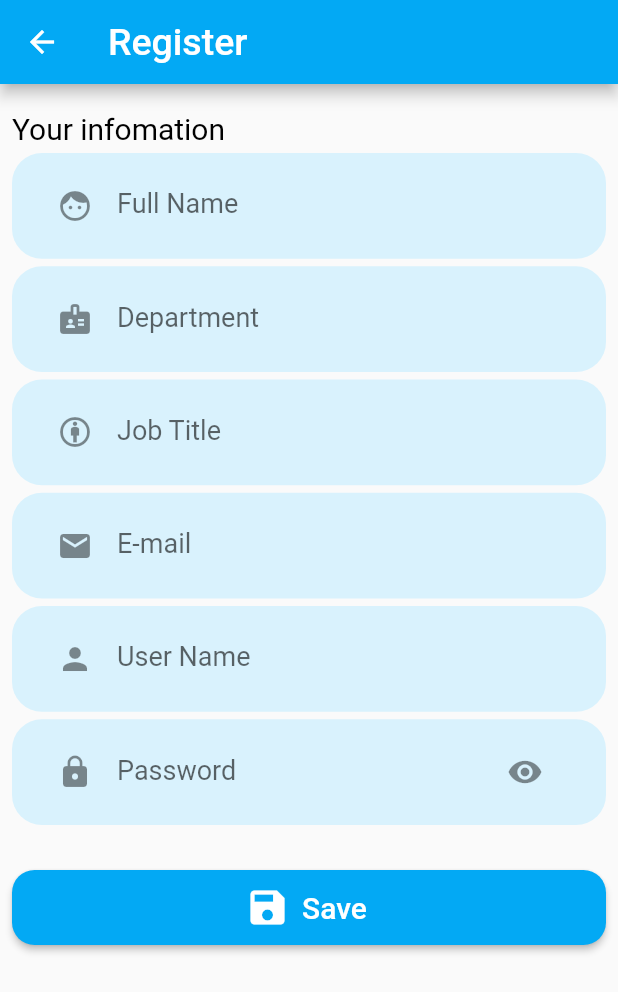
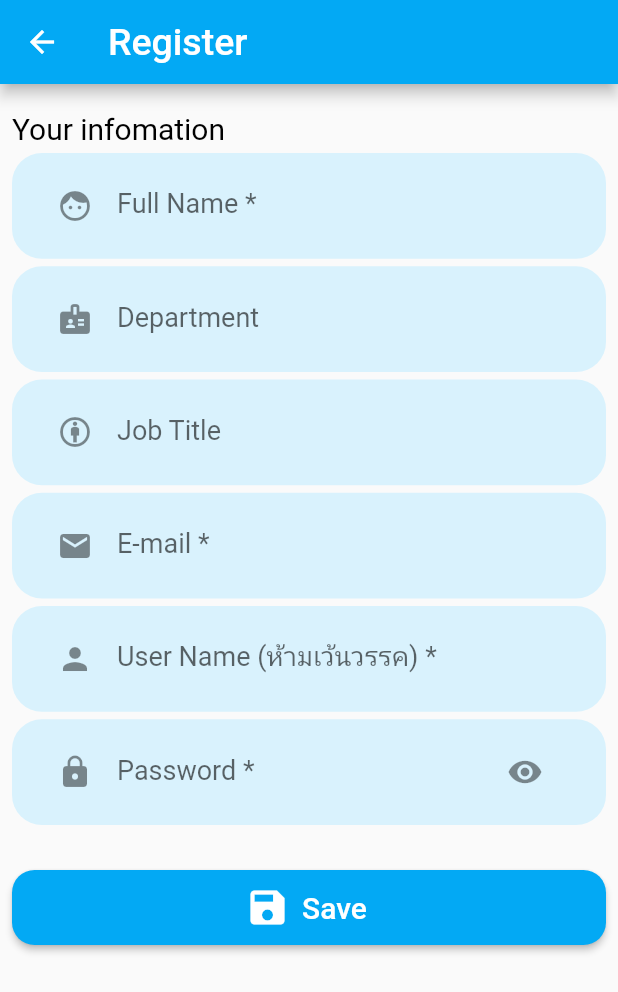
Before and after one commit to KorOkami/StockCount, a Flutter app: the screen it shows after launch, after a tap on "Login", after a tap on "Register", on a phone screen of 412 x 824 dp. Shown: the top 992 px of the screen. Run offline on Flutter 3.47's test engine with Material 2 defaults, Android fonts, the phone set to English and light mode, and no system bars; our stand-ins replace dio, dropdown_search, flutter_slidable, form_field_validator, google_fonts, jwt_decoder and 3 more; missing offline and left inert: dart:ffi, qrscan; network calls fail; Roboto replaces fonts that are missing (Prompt).

Commit message:
edit screen

```diff
--- a/lib/screen/bu_screen.dart
+++ b/lib/screen/bu_screen.dart
@@ -193,7 +193,7 @@ class _BU_ScreenState extends State<BU_Screen> {
                         },
                         dropdownDecoratorProps: DropDownDecoratorProps(
                             dropdownSearchDecoration: InputDecoration(
-                                labelText: "Warehose - Business Unit"),
+                                labelText: "Warehouse - Business Unit"),
                             baseStyle: GoogleFonts.prompt(fontSize: 18)),
                         validator: (value) {
                           if (value == null) {
--- a/lib/screen/register.dart
+++ b/lib/screen/register.dart
@@ -104,7 +104,7 @@ class _Register_ScreenState extends State<Register_Screen> {
                   decoration: InputDecoration(
                     icon: Icon(Icons.face),
                     border: InputBorder.none,
-                    labelText: 'Full Name',
+                    labelText: 'Full Name *',
                   ),
                   validator:
                       RequiredValidator(errorText: "Please Enter Full Name"),
@@ -170,7 +170,7 @@ class _Register_ScreenState extends State<Register_Screen> {
                   decoration: InputDecoration(
                     icon: Icon(Icons.email),
                     border: InputBorder.none,
-                    labelText: 'E-mail',
+                    labelText: 'E-mail *',
                   ),
                   validator: MultiValidator([
                     RequiredValidator(errorText: "Please Enter E-mail"),
@@ -195,7 +195,7 @@ class _Register_ScreenState extends State<Register_Screen> {
                   decoration: InputDecoration(
                     icon: Icon(Icons.person),
                     border: InputBorder.none,
-                    labelText: 'User Name',
+                    labelText: 'User Name (ห้ามเว้นวรรค) *',
                   ),
                   validator:
                       RequiredValidator(errorText: "Please Enter User Name"),
@@ -216,7 +216,7 @@ class _Register_ScreenState extends State<Register_Screen> {
                   decoration: InputDecoration(
                       icon: Icon(Icons.lock),
                       border: InputBorder.none,
-                      labelText: 'Password',
+                      labelText: 'Password *',
                       suffixIcon: IconButton(
                           onPressed: () {
                             setState(() {
@@ -264,7 +264,7 @@ class _Register_ScreenState extends State<Register_Screen> {
                           showRegister_AlertDialog(context);
                           formKey.currentState?.reset();
                         } else {
-                          showAlertDialog(context, "Failed");
+                          showAlertDialog(context, result);
                         }
                       });
                     }
--- a/lib/services/api.dart
+++ b/lib/services/api.dart
@@ -211,7 +211,7 @@ class stockCountingAPI {
     return result;
   }
 
-  Future<String> DeleteCountingDetail(String actualID) async {
+  /*Future<String> DeleteCountingDetail(String actualID) async {
     String result = "";
     String _deleteCountingUrl =
         'https://inventory-uat.princhealth.com/api/stockcounts/deleteactual/${actualID}';
@@ -226,5 +226,5 @@ class stockCountingAPI {
       print(e.response?.data);
     }
     return result;
-  }
+  }*/
 }
--- a/pubspec.yaml
+++ b/pubspec.yaml
@@ -54,6 +54,7 @@ dependencies:
   dio: ^5.1.2
   http_interceptor: ^1.0.2
   jwt_decoder: ^2.0.1
+  input_calculator: ^2.0.0
 
 flutter_icons:
   android: true
```
Also changed, not shown: lib/screen/login.dart (+6 -1 lines).
